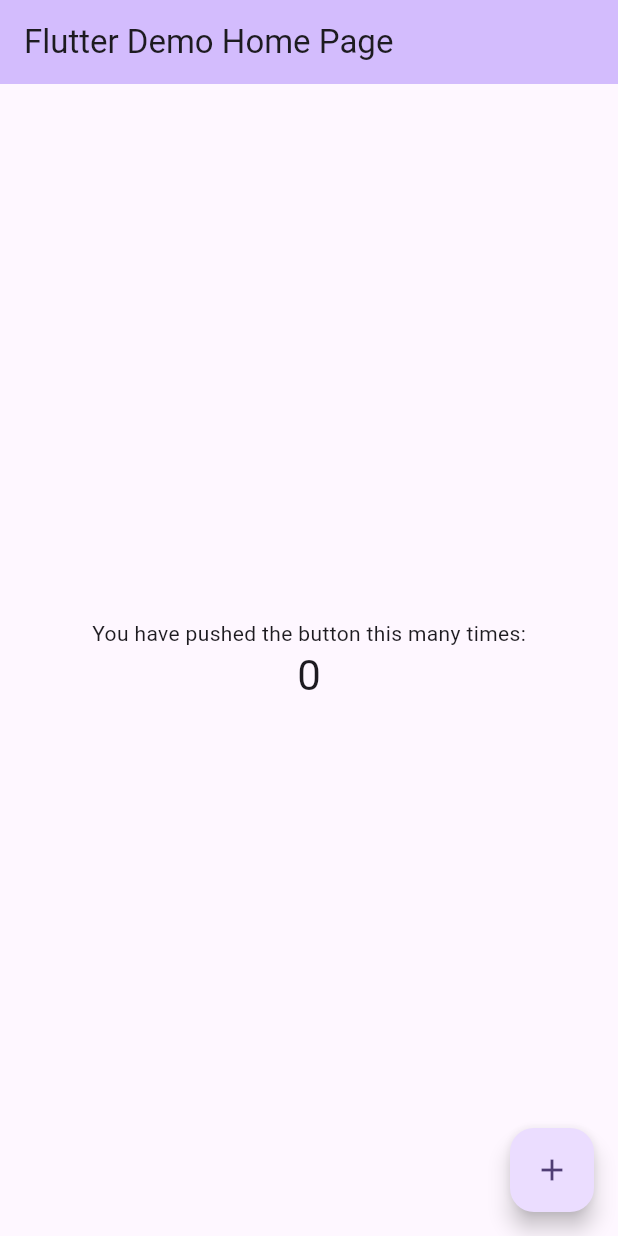
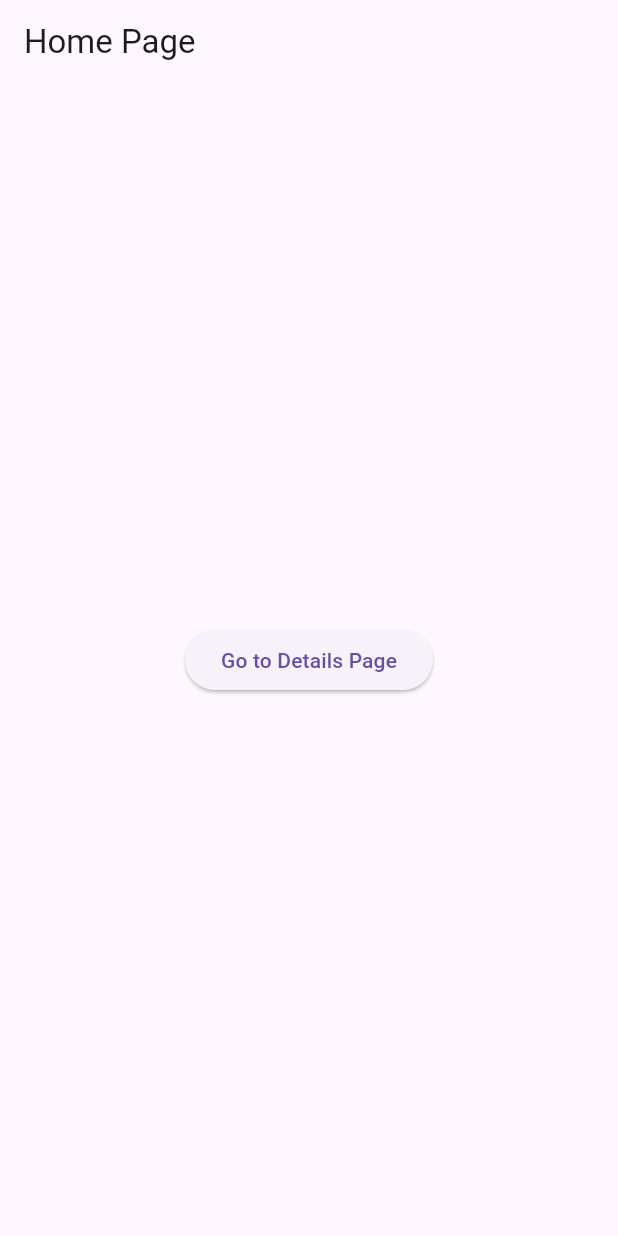
Before and after one commit to INMD1-Repo/All-life, a Flutter app: the screen it shows after launch, on a phone screen of 412 x 824 dp. Run offline on Flutter 3.47's test engine with Material 3 defaults, Android fonts, the phone set to English and light mode, and no system bars; our stand-ins replace go_router.

Commit message:
#5 라우터 테스트 구현

```diff
--- a/Frontend/lib/main.dart
+++ b/Frontend/lib/main.dart
@@ -1,125 +1,30 @@
+import 'package:all_life_app/page/home.dart';
 import 'package:flutter/material.dart';
+import 'package:go_router/go_router.dart';
 
+//기본적으로 앱을 실행 하기 위한 코드 아래 수정 금지
 void main() {
-  runApp(const MyApp());
+  runApp(ALLlife());
 }
 
-class MyApp extends StatelessWidget {
-  const MyApp({super.key});
-
-  // This widget is the root of your application.
+//페이지 라우트 역할을 해주는 코드입니다.
+class ALLlife extends StatelessWidget {
   @override
   Widget build(BuildContext context) {
     return MaterialApp(
       title: 'Flutter Demo',
       theme: ThemeData(
-        // This is the theme of your application.
-        //
-        // TRY THIS: Try running your application with "flutter run". You'll see
-        // the application has a purple toolbar. Then, without quitting the app,
-        // try changing the seedColor in the colorScheme below to Colors.green
-        // and then invoke "hot reload" (save your changes or press the "hot
-        // reload" button in a Flutter-supported IDE, or press "r" if you used
-        // the command line to start the app).
-        //
-        // Notice that the counter didn't reset back to zero; the application
-        // state is not lost during the reload. To reset the state, use hot
-        // restart instead.
-        //
-        // This works for code too, not just values: Most code changes can be
-        // tested with just a hot reload.
-        colorScheme: ColorScheme.fromSeed(seedColor: Colors.deepPurple),
-        useMaterial3: true,
+        primarySwatch: Colors.blue,
       ),
-      home: const MyHomePage(title: 'Flutter Demo Home Page'),
+      initialRoute: '/',
+      onGenerateRoute: (settings) {
+        switch (settings.name) {
+          case '/':
+            return MaterialPageRoute(builder: (context) => HomePage());
+          default:
+            return MaterialPageRoute(builder: (context) => HomePage());
+        }
+      },
     );
   }
 }
-
-class MyHomePage extends StatefulWidget {
-  const MyHomePage({super.key, required this.title});
-
-  // This widget is the home page of your application. It is stateful, meaning
-  // that it has a State object (defined below) that contains fields that affect
-  // how it looks.
-
-  // This class is the configuration for the state. It holds the values (in this
-  // case the title) provided by the parent (in this case the App widget) and
-  // used by the build method of the State. Fields in a Widget subclass are
-  // always marked "final".
-
-  final String title;
-
-  @override
-  State<MyHomePage> createState() => _MyHomePageState();
-}
-
-class _MyHomePageState extends State<MyHomePage> {
-  int _counter = 0;
-
-  void _incrementCounter() {
-    setState(() {
-      // This call to setState tells the Flutter framework that something has
-      // changed in this State, which causes it to rerun the build method below
-      // so that the display can reflect the updated values. If we changed
-      // _counter without calling setState(), then the build method would not be
-      // called again, and so nothing would appear to happen.
-      _counter++;
-    });
-  }
-
-  @override
-  Widget build(BuildContext context) {
-    // This method is rerun every time setState is called, for instance as done
-    // by the _incrementCounter method above.
-    //
-    // The Flutter framework has been optimized to make rerunning build methods
-    // fast, so that you can just rebuild anything that needs updating rather
-    // than having to individually change instances of widgets.
-    return Scaffold(
-      appBar: AppBar(
-        // TRY THIS: Try changing the color here to a specific color (to
-        // Colors.amber, perhaps?) and trigger a hot reload to see the AppBar
-        // change color while the other colors stay the same.
-        backgroundColor: Theme.of(context).colorScheme.inversePrimary,
-        // Here we take the value from the MyHomePage object that was created by
-        // the App.build method, and use it to set our appbar title.
-        title: Text(widget.title),
-      ),
-      body: Center(
-        // Center is a layout widget. It takes a single child and positions it
-        // in the middle of the parent.
-        child: Column(
-          // Column is also a layout widget. It takes a list of children and
-          // arranges them vertically. By default, it sizes itself to fit its
-          // children horizontally, and tries to be as tall as its parent.
-          //
-          // Column has various properties to control how it sizes itself and
-          // how it positions its children. Here we use mainAxisAlignment to
-          // center the children vertically; the main axis here is the vertical
-          // axis because Columns are vertical (the cross axis would be
-          // horizontal).
-          //
-          // TRY THIS: Invoke "debug painting" (choose the "Toggle Debug Paint"
-          // action in the IDE, or press "p" in the console), to see the
-          // wireframe for each widget.
-          mainAxisAlignment: MainAxisAlignment.center,
-          children: <Widget>[
-            const Text(
-              'You have pushed the button this many times:',
-            ),
-            Text(
-              '$_counter',
-              style: Theme.of(context).textTheme.headlineMedium,
-            ),
-          ],
-        ),
-      ),
-      floatingActionButton: FloatingActionButton(
-        onPressed: _incrementCounter,
-        tooltip: 'Increment',
-        child: const Icon(Icons.add),
-      ), // This trailing comma makes auto-formatting nicer for build methods.
-    );
-  }
-}
--- /dev/null
+++ b/Frontend/lib/page/home.dart
@@ -0,0 +1,23 @@
+import 'package:flutter/material.dart';
+import 'package:go_router/go_router.dart';
+import 'package:flutter/material.dart';
+import 'package:go_router/go_router.dart';
+
+class HomePage extends StatelessWidget {
+  const HomePage({super.key});
+
+  @override
+  Widget build(BuildContext context) {
+    return Scaffold(
+      appBar: AppBar(title: Text('Home Page')),
+      body: Center(
+        child: ElevatedButton(
+          onPressed: () {
+
+          },
+          child: Text('Go to Details Page'),
+        ),
+      ),
+    );
+  }
+}
--- a/Frontend/pubspec.yaml
+++ b/Frontend/pubspec.yaml
@@ -35,6 +35,7 @@ dependencies:
   # The following adds the Cupertino Icons font to your application.
   # Use with the CupertinoIcons class for iOS style icons.
   cupertino_icons: ^1.0.8
+  go_router: ^9.0.0
 
 dev_dependencies:
   flutter_test:
```
Also changed, not shown: Frontend/pubspec.lock, 2 other files.
